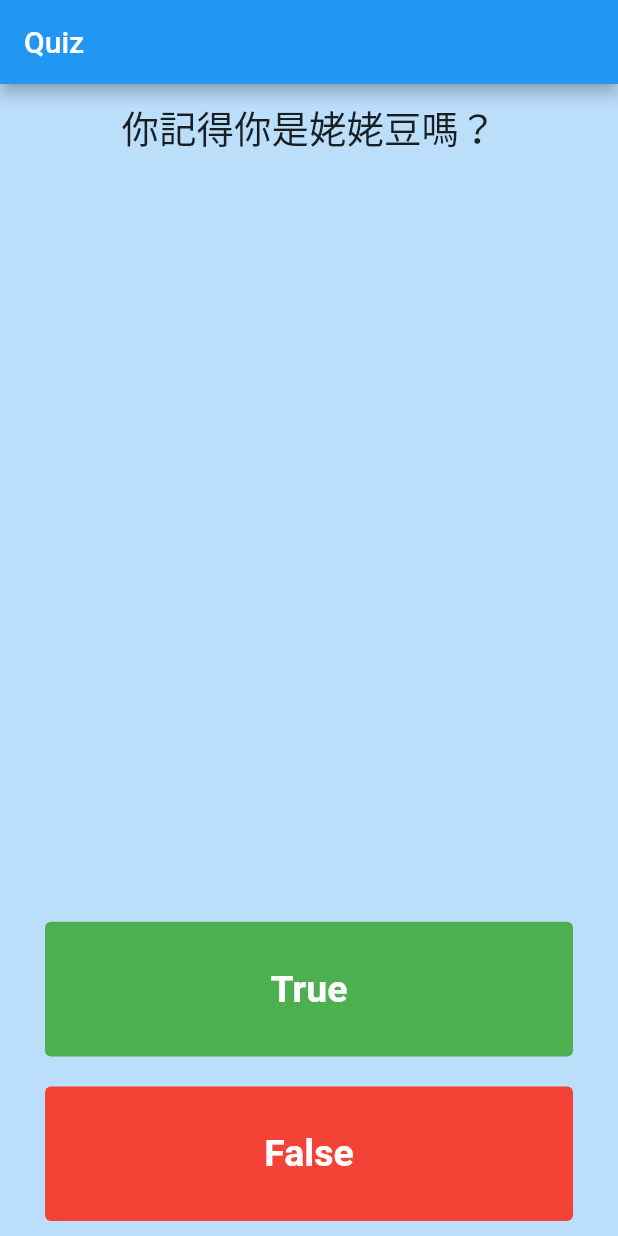
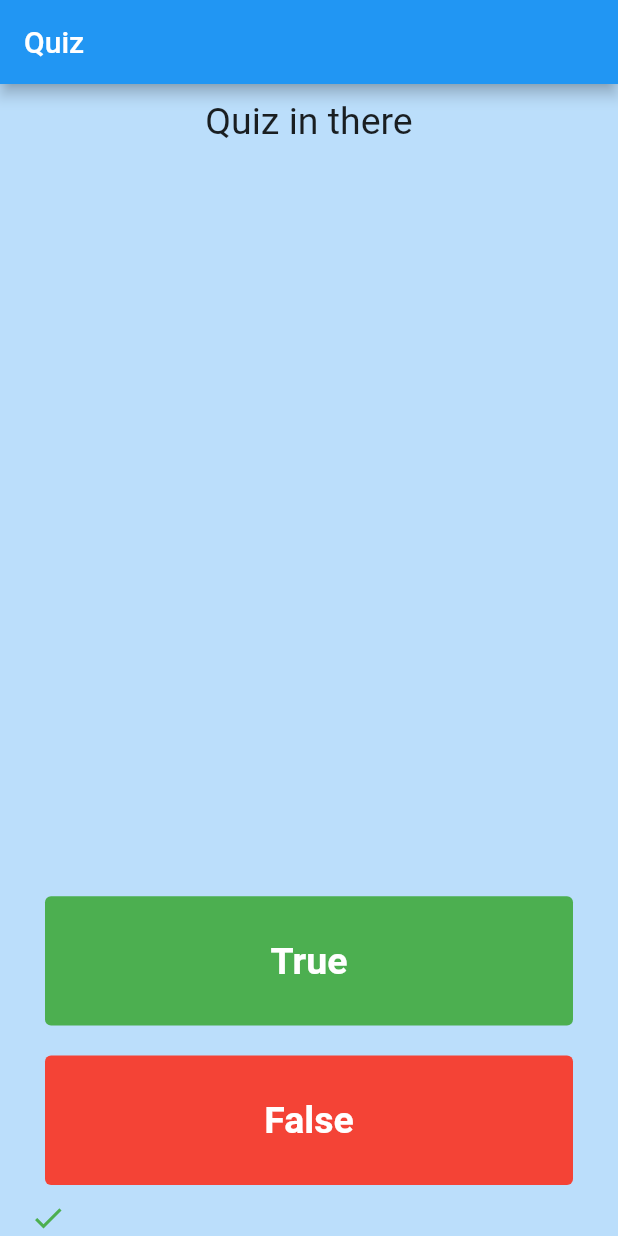
Before and after one commit to Lichyo/Quiz_flutter, a Flutter app: the screen it shows after launch, after a tap on "True", on a phone screen of 412 x 824 dp. Run offline on Flutter 3.47's test engine with Material 2 defaults, Android fonts, the phone set to English and light mode, and no system bars.

Commit message:
Adding function that whenever pressed True or False Button, there will appear a Icon to represent whether the anser is true or false.

```diff
--- a/lib/main.dart
+++ b/lib/main.dart
@@ -35,6 +35,8 @@ class QuizPage extends StatefulWidget {
 }
 
 class _QuizPageState extends State<QuizPage> {
+  List<Widget> scoreKeeper = [];
+
   @override
   Widget build(BuildContext context) {
     return Column(
@@ -46,7 +48,7 @@ class _QuizPageState extends State<QuizPage> {
           child: Padding(
             padding: EdgeInsets.all(10),
             child: Text(
-              '你記得你是姥姥豆嗎？',
+              'Quiz in there',
               textAlign: TextAlign.center,
               style: TextStyle(
                 fontSize: 25,
@@ -57,7 +59,7 @@ class _QuizPageState extends State<QuizPage> {
         ),
         Expanded(
           child: Padding(
-            padding: EdgeInsets.all(10),
+            padding: const EdgeInsets.all(10),
             child: TextButton(
               style: TextButton.styleFrom(
                 backgroundColor: Colors.green,
@@ -71,20 +73,34 @@ class _QuizPageState extends State<QuizPage> {
                 ),
               ),
               onPressed: () {
-                setState(() {});
+                setState(() {
+                  scoreKeeper.add(
+                    const Icon(
+                      Icons.check,
+                      color: Colors.green,
+                    ),
+                  );
+                });
               },
             ),
           ),
         ),
         Expanded(
           child: Padding(
-            padding: EdgeInsets.all(10),
+            padding: const EdgeInsets.all(10),
             child: TextButton(
               style: TextButton.styleFrom(
                 backgroundColor: Colors.red,
               ),
               onPressed: () {
-                setState(() {});
+                setState(() {
+                  scoreKeeper.add(
+                    const Icon(
+                      Icons.close,
+                      color: Colors.red,
+                    ),
+                  );
+                });
               },
               child: const Text(
                 'False',
@@ -97,6 +113,9 @@ class _QuizPageState extends State<QuizPage> {
             ),
           ),
         ),
+        Row(
+          children: scoreKeeper,
+        ),
       ],
     );
   }
```
